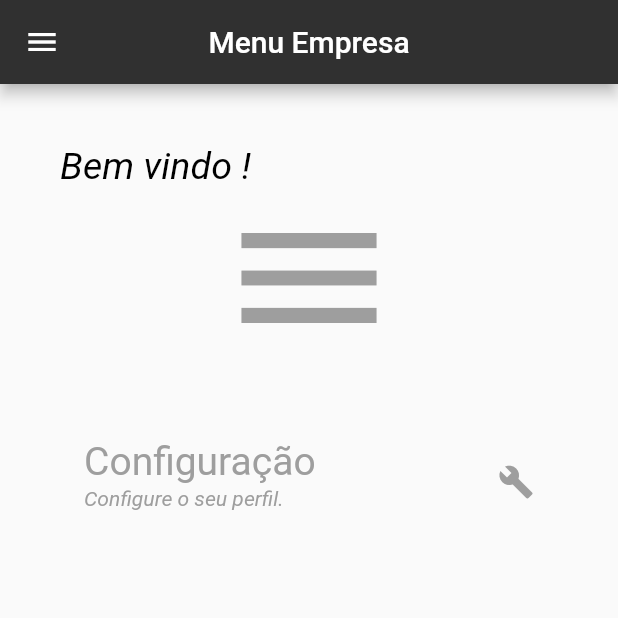
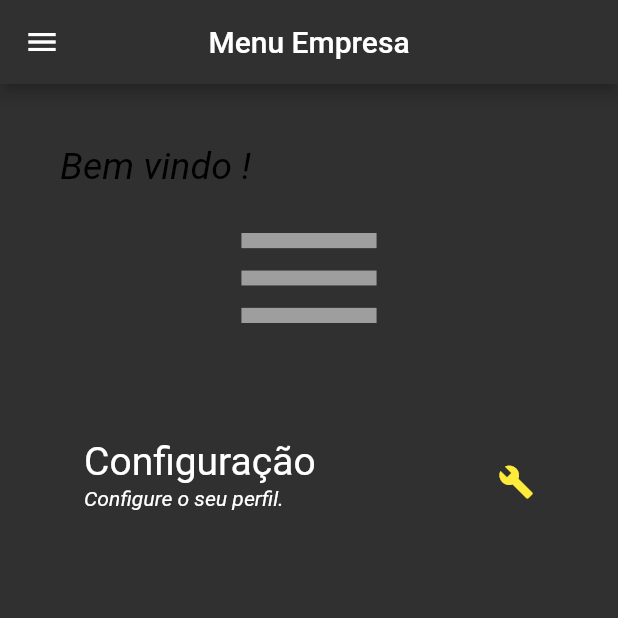
Before and after one commit to ElioPaulino/ELController, a Flutter app: the HomeEmpresaTela screen opened directly with empty values, on a phone screen of 412 x 824 dp, the top half of it. Run offline on Flutter 3.47's test engine with Material 2 defaults, Android fonts, the phone set to English and light mode, and no system bars.

Commit message:
Lucas alterações sobre

```diff
--- a/lib/view/homeempresatela.dart
+++ b/lib/view/homeempresatela.dart
@@ -14,18 +14,24 @@ class _HomeEmpresaTelaState extends State<HomeEmpresaTela> {
       appBar: AppBar(
         title: Text("Menu Empresa"),
         centerTitle: true,
+        backgroundColor: Colors.grey[850],
       ),
       drawer: Drawer(
         child: ListView(
           padding: EdgeInsets.zero,
           children: <Widget>[
             DrawerHeader(
-              child: Text('Drawer Header'),
+              child: Image.asset('lib/imagens/logo1.jpg'),
               decoration: BoxDecoration(
-                color: Colors.blue,
+                color: Colors.grey[850],
               ),
             ),
             ListTile(
+              trailing: Icon(
+                Icons.assignment,
+                color: Colors.black,
+                size: 30,
+              ),
               title: Text('Sobre'),
               onTap: () {
                 Navigator.pushNamed(context, '/sobre');
@@ -50,6 +56,7 @@ class _HomeEmpresaTelaState extends State<HomeEmpresaTela> {
       ),
       body: Container(
         padding: EdgeInsets.all(40),
+        color: Colors.grey[850],
 
         //
         // LISTVIEW
@@ -66,19 +73,19 @@ class _HomeEmpresaTelaState extends State<HomeEmpresaTela> {
             Icon(Icons.menu, size: 120, color: Colors.grey),
             SizedBox(height: 40),
             ListTile(
-              trailing: Icon(Icons.build, color: Colors.grey),
+              trailing: Icon(Icons.build, color: Colors.yellow),
               title: Text('Configuração',
-                  style: TextStyle(fontSize: 26, color: Colors.grey)),
+                  style: TextStyle(fontSize: 26, color: Colors.white)),
               subtitle: Text('Configure o seu perfil. ',
                   style: TextStyle(
                       fontSize: 14,
-                      color: Colors.grey,
+                      color: Colors.white,
                       fontStyle: FontStyle.italic)),
               onTap: () {
                 print('item pressionado');
                 Navigator.pushNamed(context, '/list1');
               },
-              hoverColor: Colors.blue[100],
+              hoverColor: Colors.yellow,
             ),
           ],
         ),
--- a/lib/view/sobretela.dart
+++ b/lib/view/sobretela.dart
@@ -28,7 +28,7 @@ class SobreTela extends StatelessWidget {
                     print('item pressionado');
                     Navigator.pushNamed(context, '/list1');
                   },
-                  hoverColor: Colors.blue[100],
+                  //hoverColor: Colors.blue[100],
                 ),
                 SizedBox(height: 20),
                 ListTile(
--- a/lib/widget/developerWidget.dart
+++ b/lib/widget/developerWidget.dart
@@ -21,11 +21,11 @@ class DeveloperWidget extends StatelessWidget {
       padding: EdgeInsets.all(20), // é o espaço interno que ele espaça
       //BORDA
       decoration: BoxDecoration(
-          color: Colors.grey[400],
-          border: Border.all(color: Colors.grey[600], width: 2),
+          color: Colors.yellow,
+          border: Border.all(color: Colors.yellow[400], width: 2),
           borderRadius: BorderRadius.all(Radius.circular(10)),
           gradient: LinearGradient(
-              colors: [Colors.grey[400], Colors.white, Colors.grey[400]],
+              colors: [Colors.yellow[400], Colors.white, Colors.yellow[400]],
               begin: Alignment.topCenter,
               end: Alignment.bottomCenter)),
       child: Column(
```
